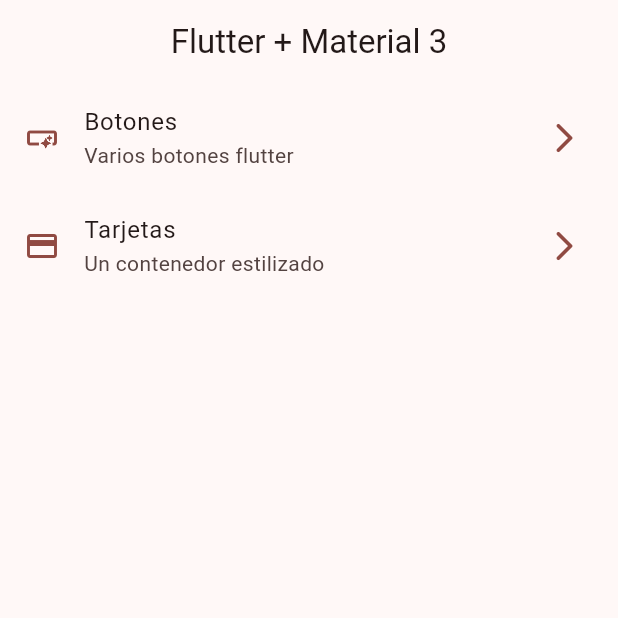
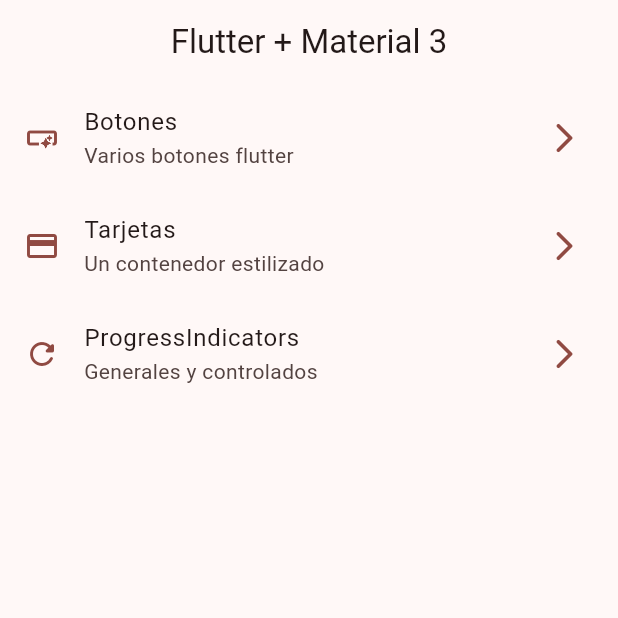
Before and after one commit to AugustSalas/widgets_app, a Flutter app: the screen it shows after launch, on a phone screen of 412 x 824 dp, the top half of it. Run offline on Flutter 3.47's test engine with Material 3 defaults, Android fonts, the phone set to English and light mode, and no system bars; our stand-ins replace go_router.

Commit message:
progress indicator terminado

```diff
--- a/lib/config/menu/menu_items.dart
+++ b/lib/config/menu/menu_items.dart
@@ -27,4 +27,10 @@ const appMenuItems = <MenuItem>[
     link: '/cards',
     icon: Icons.credit_card,
   ),
+  MenuItem(
+    title: 'ProgressIndicators',
+    subTitle: 'Generales y controlados',
+    link: '/progress',
+    icon: Icons.refresh_rounded,
+  ),
 ];
--- a/lib/config/router/app_router.dart
+++ b/lib/config/router/app_router.dart
@@ -17,4 +17,10 @@ final appRouter = GoRouter(initialLocation: '/', routes: [
      name: CardsScreen.name,
     builder: (context, state) => const CardsScreen(),
   ),
-]);
+   GoRoute(
+    path: '/progress',
+     name: ProgressScreen.name,
+    builder: (context, state) => const ProgressScreen(),
+  ),
+],
+);
```
Also changed, not shown: lib/presentation/screens/progress/progress_screen.dart (+63 -2 lines).
